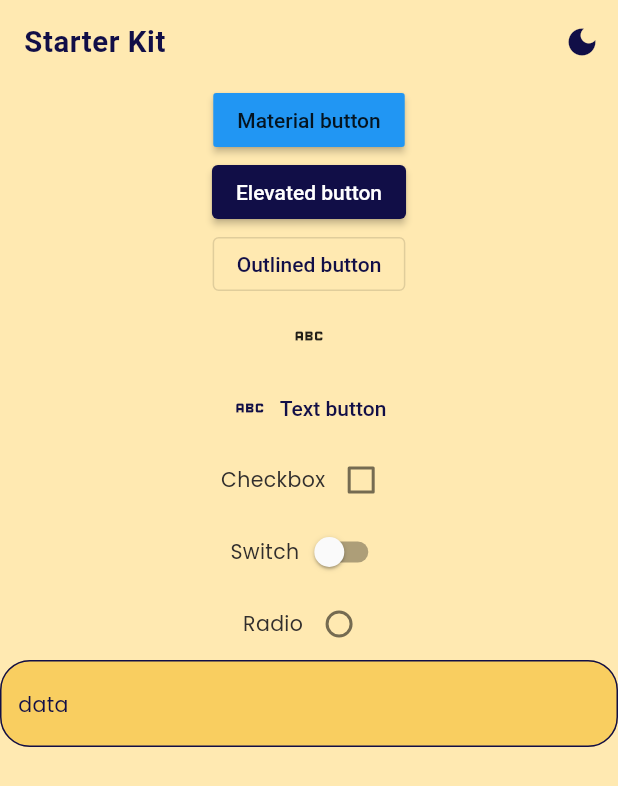
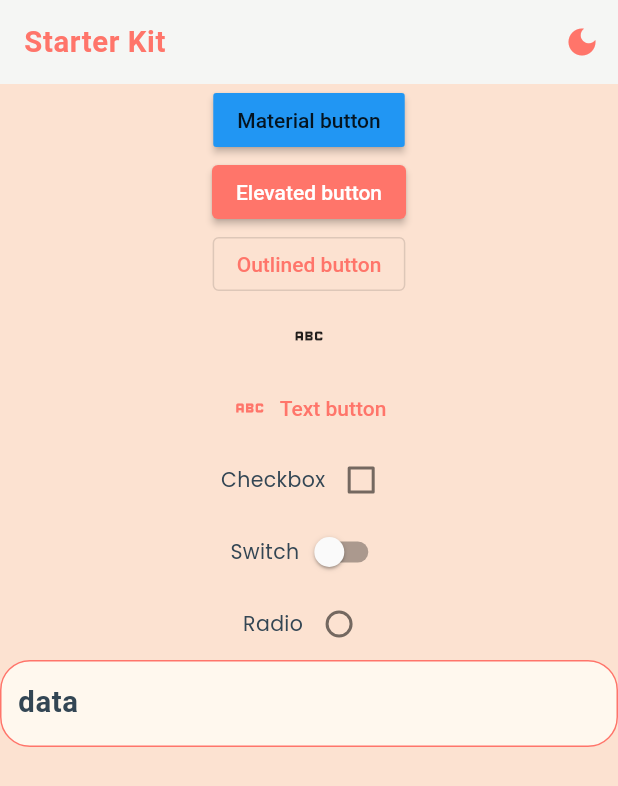
Before and after one commit to Thepilli/my_starter, a Flutter app: the screen it shows after launch, after a tap on "Material button", on a phone screen of 412 x 824 dp. Shown: the top 786 px of the screen. Run offline on Flutter 3.47's test engine with Material 2 defaults, Android fonts, the phone set to English and light mode, and no system bars; our stand-ins replace flutter_riverpod, flutter_screenutil, fluttertoast, go_router, google_fonts, riverpod_annotation; generated files the repository leaves out were written again.

Commit message:
life improvements

```diff
--- a/lib/app/app_colors.dart
+++ b/lib/app/app_colors.dart
@@ -7,33 +7,54 @@ class AppColors {
 
 //light
 
-  static const primaryLight = Color(0xFF110E47);
-  static const secondaryLight = Color(0xFF9C9C9C); //used for activated switchers
-  static const backgroundLight = Color(0xFFFFE9B1);
-  static const scaffoldLight = Color(0xFFFFE9B1);
+  static const primaryLight = Color(0xFFFF756A);
+  static const secondaryLight = Color(0xFFF9B2A0); //used for activated switchers
+  static const backgroundLight = Color(0xFFF5F6F4);
+  static const scaffoldLight = Color(0xFFFCE2D1);
+  static const formFillLight = Color(0xFFFFF8EE);
 
   static const chipColorLight = Color(0xFFDBE3FF);
   static const chipTextLight = Color(0xFF88A4E8);
 
-  static const formFillLight = Color(0xFFF9CE60);
   static const drawerShadowLight = Color(0xffE0E0E0);
   static const bottomSheetShadowLight = Color(0xffE0E0E0);
 //dark
 
-  static const primaryDark = Color(0xFF1DA2DC);
-  static const secondaryDark = Color(0xFF2CCC18); //used for activated switchers
-  static const backgroundDark = Color(0xFF2C3159);
-  static const scaffoldDark = Color(0xFF25294A);
+  static const primaryDark = Color(0xFFFF756A);
+  static const secondaryDark = Color(0xFFDF6969); //used for activated switchers
+  static const backgroundDark = Color(0xFF506673);
+  static const scaffoldDark = Color(0xFF314754);
+  static const formFillDark = Color(0xFF506673);
 
   static const chipColorDark = Color(0xFF8A96AB);
   static const chipTextDark = Color(0xFFAEC6F6);
 
-  static const formFillDark = Color(0xFF40456D);
   static const bottomSheetDark = Color(0xff0E0E0E);
   static const bottomSheetShadowDark = Color(0xff1E1E1E);
 
   static const drawerDark = Color(0xff1A1A1A);
   static const drawerShadowDark = Color(0xff2A2A2A);
+
+  //gradient
+  static const gradient1 = Color(0xFFDA529C);
+  static const gradient2 = Color(0xFFED8770);
+  static const gradient3 = Color(0xFF9383AD);
+  static const gradient4 = Color(0xFF2C3252);
+
+  //util
+  static const txtLight = Color(0xFFF9E4D1);
+  static const txtLightSec = Color(0xFF979894);
+  static const txtDark = Color(0xFF334654);
+  static const txtDarkSec = Color(0xFF726D6A);
+
+  static const updateNotificationColorLight = Color(0xFF4CAF50); // Green color
+  static const updateNotificationColorDark = Color(0xFF00796B); // Dark green color
+  static const deleteNotificationColorLight = Color(0xFFE57373); // Red color
+  static const deleteNotificationColorDark = Color(0xFFB71C1C); // Dark red color
+  static const error = Color(0xFFB00020);
+  static const ratingIconColor = Color(0xFFFFC319);
+  static const completed = Color(0xFF47BB56);
+  static const notCompleted = Color(0xFFFA4E5D);
 
   //general
 
@@ -46,26 +67,6 @@ class AppColors {
   static const orange = Colors.orange;
   static const purple = Colors.purple;
   static const grey = Color(0xFFABB2BF);
-
-  //gradient
-  static const gradient1 = Color(0xFFDA529C);
-  static const gradient2 = Color(0xFFED8770);
-  static const gradient3 = Color(0xFF9383AD);
-  static const gradient4 = Color(0xFF2C3252);
-
-  //util
-  static const updateNotificationColorLight = Color(0xFF4CAF50); // Green color
-  static const updateNotificationColorDark = Color(0xFF00796B); // Dark green color
-  static const deleteNotificationColorLight = Color(0xFFE57373); // Red color
-  static const deleteNotificationColorDark = Color(0xFFB71C1C); // Dark red color
-  static const error = Color(0xFFB00020);
-  static const ratingIconColor = Color(0xFFFFC319);
-  static const completed = Color(0xFF47BB56);
-  static const notCompleted = Color(0xFFFA4E5D);
-  static const txtLight = Color(0xFFD6D3D3);
-  static const txtLightSec = Color(0xFFBABABA);
-  static const txtDark = Color(0xFF312E2D);
-  static const txtDarkSec = Color(0xFF727272);
 
   static const backgroundColors = [
     Color(0xFFCCE5FF), // light blue
--- a/lib/pages/home_page/home_page.dart
+++ b/lib/pages/home_page/home_page.dart
@@ -2,10 +2,9 @@
 
 import 'package:flutter/material.dart';
 import 'package:flutter_riverpod/flutter_riverpod.dart';
-import 'package:go_router/go_router.dart';
+import 'package:starter_kit/shared/extensions/build_context.dart';
 
 import '../../app/app_colors.dart';
-import '../../router/app_router.dart';
 import '../../shared/util/theme_provider.dart';
 
 class HomePage extends ConsumerWidget {
@@ -31,9 +30,7 @@ class HomePage extends ConsumerWidget {
           children: [
             MaterialButton(
               color: AppColors.blue,
-              onPressed: () {
-                context.pushNamed(Routes.deezer.name);
-              },
+              onPressed: () {},
               child: Text('Material button'),
             ),
             ElevatedButton(
@@ -80,7 +77,10 @@ class HomePage extends ConsumerWidget {
                 FocusManager.instance.primaryFocus?.unfocus();
               },
               decoration: InputDecoration(
-                label: Text('data'),
+                label: Text(
+                  'data',
+                  style: context.textTheme.titleLarge?.copyWith(color: AppColors.txtDark),
+                ),
               ),
             ),
           ],
--- a/lib/router/app_router.dart
+++ b/lib/router/app_router.dart
@@ -8,14 +8,17 @@ part 'app_router.g.dart';
 
 enum Routes {
   home,
-  deezer,
 }
 
 final _rootNavigatorKey = GlobalKey<NavigatorState>();
 
 @Riverpod(keepAlive: true)
 GoRouter goRouter(GoRouterRef ref) {
-  return GoRouter(routes: [
+  return GoRouter(
+    initialLocation: '/',
+    navigatorKey: _rootNavigatorKey,
+    debugLogDiagnostics: false,
+    routes: [
       GoRoute(
         path: '/',
         name: Routes.home.name,
@@ -23,5 +26,6 @@ GoRouter goRouter(GoRouterRef ref) {
           key: state.pageKey,
         ),
       ),
-  ]);
+    ],
+  );
 }
--- a/lib/shared/extensions/build_context.dart
+++ b/lib/shared/extensions/build_context.dart
@@ -6,7 +6,7 @@ extension BuildContextExtension on BuildContext {
   ColorScheme get colorScheme => _theme.colorScheme;
   Color get primary => _theme.colorScheme.primary;
   Color get secondary => _theme.colorScheme.secondary;
-  Color get primaryContainer => _theme.colorScheme.primaryContainer;
+  Color get background => _theme.colorScheme.background;
   double get sizeWidth => MediaQuery.of(this).size.width;
   double get sizeHeight => MediaQuery.of(this).size.height;
 }
--- a/lib/shared/widgets/my_rounded_button.dart
+++ b/lib/shared/widgets/my_rounded_button.dart
@@ -1,7 +1,7 @@
 import 'package:flutter/material.dart';
-import 'package:starter_kit/shared/extensions/build_context.dart';
 
 import '../../app/app_colors.dart';
+import '../extensions/build_context.dart';
 
 class MyRoundedButton extends StatelessWidget {
   final Color? color;
```
Lines whose indentation alone changed are shown as unchanged.
